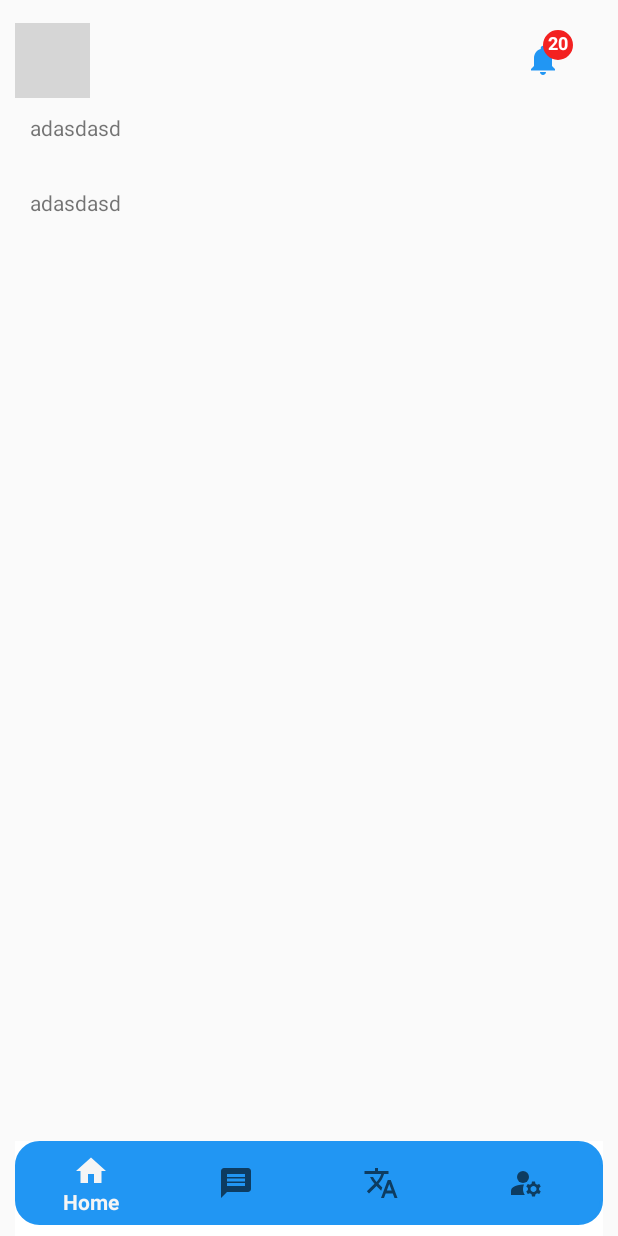
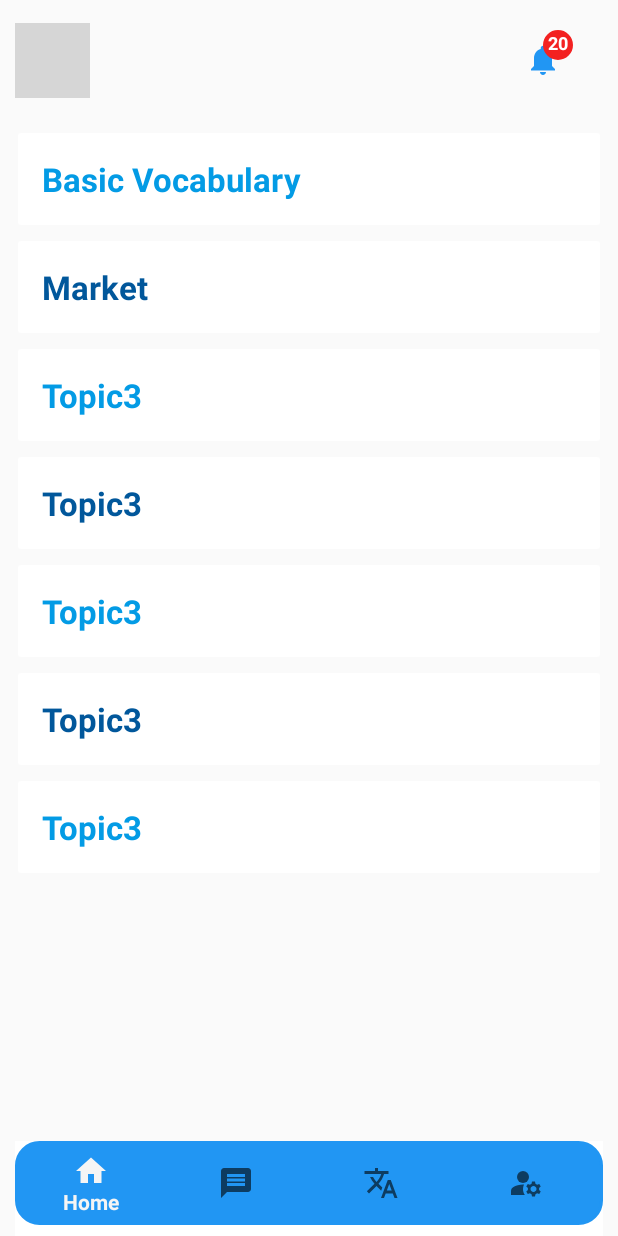
Before and after one commit to nguyenngocduc0027/TravelApp, an Android app: the HomeFragment screen opened directly, with no data from a screen before it, on a phone screen of 412 x 824 dp. Run offline under Robolectric (Android 15) with nearby library versions, the phone set to English and light mode, and no system bars; our stand-ins replace CircleImageView, Firebase (no records; nobody signed in at launch, a user with empty details on screens opened directly); pictures from the network do not load; grey boxes are pictures that could not be loaded.

Commit message:
implementation of a interactve homescreen with some content

```diff
--- a/app/build.gradle
+++ b/app/build.gradle
@@ -34,6 +34,10 @@ android {
 
 dependencies {
 
+    // card view
+    implementation 'androidx.recyclerview:recyclerview:1.2.1'
+    implementation 'androidx.cardview:cardview:1.0.0'
+
     implementation 'androidx.appcompat:appcompat:1.4.1'
     implementation 'com.google.android.material:material:1.5.0'
     implementation 'androidx.constraintlayout:constraintlayout:2.1.3'
@@ -46,6 +50,7 @@ dependencies {
     implementation 'com.google.firebase:firebase-auth:21.0.1'
     implementation 'com.google.android.gms:play-services-maps:16.1.0'
     implementation 'com.google.mlkit:translate:16.1.2'
+    implementation 'com.google.mlkit:common:17.2.0'
     testImplementation 'junit:junit:4.+'
     androidTestImplementation 'androidx.test.ext:junit:1.1.3'
     androidTestImplementation 'androidx.test.espresso:espresso-core:3.4.0'
--- /dev/null
+++ b/app/src/main/java/com/example/travelapp/Adapter/HomeContentAdapter.java
@@ -0,0 +1,161 @@
+package com.example.travelapp.Adapter;
+
+import android.view.LayoutInflater;
+import android.view.View;
+import android.view.ViewGroup;
+import android.widget.LinearLayout;
+import android.widget.RelativeLayout;
+import android.widget.TextView;
+
+import androidx.annotation.NonNull;
+import androidx.recyclerview.widget.RecyclerView;
+
+import com.example.travelapp.R;
+import com.example.travelapp.home.HomeContent;
+
+import java.util.List;
+
+public class HomeContentAdapter extends RecyclerView.Adapter<RecyclerView.ViewHolder> {
+
+    List<HomeContent> contentList;
+
+    public HomeContentAdapter(List<HomeContent> contentList) {
+        this.contentList = contentList;
+    }
+
+    // The ViewHolder that implement the layout of rows
+    public class vocVH extends RecyclerView.ViewHolder {
+
+        TextView topicTxt, cat1Txt, wordTxt, transTxt, cat2Txt, word2Txt, trans2Txt;
+        LinearLayout linearLayout;
+        RelativeLayout expandableLayout;
+
+
+        public vocVH(@NonNull View itemView) {
+            super(itemView);
+
+            topicTxt = itemView.findViewById(R.id.topic);
+            cat1Txt = itemView.findViewById(R.id.category1);
+            wordTxt = itemView.findViewById(R.id.word1);
+            transTxt = itemView.findViewById(R.id.translation1);
+            cat2Txt = itemView.findViewById((R.id.category2));
+            word2Txt = itemView.findViewById(R.id.word2);
+            trans2Txt = itemView.findViewById(R.id.translation2);
+
+            linearLayout = itemView.findViewById(R.id.linear_layout);
+            expandableLayout = itemView.findViewById(R.id.expandable_layout);
+
+            linearLayout.setOnClickListener(new View.OnClickListener() {
+                @Override
+                public void onClick(View v) {
+
+                    HomeContent content = contentList.get(getAdapterPosition());
+                    content.setExpandable(!content.isExpandable());
+                    notifyItemChanged(getAdapterPosition());
+
+                }
+            });
+
+        }
+    }
+
+    public class marketVH extends RecyclerView.ViewHolder {
+
+        TextView topicTxt, itemTxt, priceTxt, itemListTxt, priceListTxt;
+        LinearLayout linearLayout;
+        RelativeLayout expandableLayout;
+
+
+        public marketVH(@NonNull View itemView) {
+            super(itemView);
+
+            topicTxt = itemView.findViewById(R.id.topic);
+            itemTxt = itemView.findViewById(R.id.item);
+            priceTxt = itemView.findViewById(R.id.price);
+            itemListTxt = itemView.findViewById(R.id.itemList);
+            priceListTxt = itemView.findViewById(R.id.priceList);
+
+            linearLayout = itemView.findViewById(R.id.linear_layout);
+            expandableLayout = itemView.findViewById(R.id.expandable_layout);
+
+            linearLayout.setOnClickListener(new View.OnClickListener() {
+                @Override
+                public void onClick(View v) {
+
+                    HomeContent content = contentList.get(getAdapterPosition());
+                    content.setExpandable(!content.isExpandable());
+                    notifyItemChanged(getAdapterPosition());
+
+                }
+            });
+
+        }
+    }
+
+    @NonNull
+    @Override
+    public RecyclerView.ViewHolder onCreateViewHolder(@NonNull ViewGroup parent, int viewType) {
+        switch (viewType) {
+            case 0:
+                View view1 = LayoutInflater.from(parent.getContext()).inflate(R.layout.recyclerview_voc, parent, false);
+                    return new vocVH(view1);
+            case 2:
+                View view2 = LayoutInflater.from(parent.getContext()).inflate(R.layout.recyclerview_market, parent, false);
+                    return new marketVH(view2);
+        }
+
+        //Default state
+        View view1 = LayoutInflater.from(parent.getContext()).inflate(R.layout.recyclerview_voc, parent, false);
+        return new vocVH(view1);
+    }
+
+
+    @Override
+    public void onBindViewHolder(@NonNull RecyclerView.ViewHolder holder, int position) {
+
+        HomeContent content = contentList.get(position);
+        boolean isExpandable = contentList.get(position).isExpandable();
+
+        switch (holder.getItemViewType()) {
+            case 0:
+                vocVH viewHolder0 = (vocVH) holder;
+                viewHolder0.topicTxt.setText(content.getTopic());
+                viewHolder0.cat1Txt.setText(content.getContent1());
+                viewHolder0.wordTxt.setText(content.getContent2());
+                viewHolder0.transTxt.setText(content.getContent3());
+                viewHolder0.cat2Txt.setText(content.getContent4());
+                viewHolder0.word2Txt.setText(content.getContent5());
+                viewHolder0.trans2Txt.setText(content.getContent6());
+
+                viewHolder0.expandableLayout.setVisibility(isExpandable ? View.VISIBLE : View.GONE);
+                break;
+
+            case 2:
+                marketVH viewHolder2 = (marketVH) holder;
+                viewHolder2.topicTxt.setText(content.getTopic());
+                viewHolder2.itemTxt.setText(content.getContent1());
+                viewHolder2.priceTxt.setText(content.getContent2());
+                viewHolder2.itemListTxt.setText(content.getContent3());
+                viewHolder2.priceListTxt.setText(content.getContent4());
+
+                viewHolder2.expandableLayout.setVisibility(isExpandable ? View.VISIBLE : View.GONE);
+                break;
+        }
+
+
+    }
+
+    @Override
+    public int getItemViewType(int position){
+        // Just as an example, return 0 or 2 depending on position
+        // Note that unlike in ListView adapters, types don't have to be contiguous
+        //System.out.println(position);
+        return position % 2 * 2;
+    }
+
+    @Override
+    public int getItemCount() {
+        return contentList.size();
+    }
+
+}
--- a/app/src/main/java/com/example/travelapp/fragment/HomeFragment.java
+++ b/app/src/main/java/com/example/travelapp/fragment/HomeFragment.java
@@ -1,36 +1,28 @@
 package com.example.travelapp.fragment;
 
-import android.annotation.SuppressLint;
-import android.app.Activity;
-import android.content.Context;
-import android.content.Intent;
-import android.location.Location;
-import android.location.LocationManager;
 import android.os.Bundle;
 
 import androidx.annotation.NonNull;
 import androidx.annotation.Nullable;
 import androidx.fragment.app.Fragment;
+import androidx.recyclerview.widget.RecyclerView;
 
-import android.os.Looper;
-import android.provider.Settings;
 import android.view.LayoutInflater;
 import android.view.View;
 import android.view.ViewGroup;
 import android.widget.TextView;
 
-import com.example.travelapp.LoginScreen;
+import com.example.travelapp.Adapter.HomeContentAdapter;
 import com.example.travelapp.R;
+import com.example.travelapp.home.HomeContent;
 import com.google.android.gms.location.FusedLocationProviderClient;
-import com.google.android.gms.location.LocationCallback;
-import com.google.android.gms.location.LocationRequest;
-import com.google.android.gms.location.LocationResult;
-import com.google.android.gms.location.LocationServices;
-import com.google.android.gms.tasks.OnCompleteListener;
-import com.google.android.gms.tasks.Task;
 import com.google.firebase.auth.FirebaseAuth;
 import com.google.firebase.database.DatabaseReference;
 import com.google.firebase.database.FirebaseDatabase;
+
+import java.util.ArrayList;
+import java.util.Arrays;
+import java.util.List;
 
 public class HomeFragment extends Fragment {
     FusedLocationProviderClient fusedLocationProviderClient;
@@ -39,6 +31,9 @@ public class HomeFragment extends Fragment {
     FirebaseAuth auth;
     FirebaseDatabase database;
     DatabaseReference reference;
+
+    RecyclerView recyclerView;
+    List<HomeContent> contentList;
 
     @Nullable
     @Override
@@ -50,8 +45,45 @@ public class HomeFragment extends Fragment {
         database = FirebaseDatabase.getInstance();
         reference = database.getReference();
 
+        recyclerView = home_fragment_view.findViewById(R.id.recyclerView);
+
+        initData();
+        setRecyclerView();
 
         return home_fragment_view;
         // do not delete
     }
+
+    private void setRecyclerView() {
+        HomeContentAdapter contentAdapter = new HomeContentAdapter(contentList);
+        recyclerView.setAdapter(contentAdapter);
+        recyclerView.setHasFixedSize(true);
+
+    }
+
+    private void initData() {
+
+        contentList = new ArrayList<>();
+
+        // Vocabulary
+        String numbers = getStringFromArray(getResources().getStringArray(R.array.numbers));
+        String vietNumbers = getStringFromArray(getResources().getStringArray(R.array.vietNumbers));
+        String word = getStringFromArray(getResources().getStringArray(R.array.word));
+        String translation = getStringFromArray(getResources().getStringArray(R.array.translation));
+
+        // TODO: Add hard code information to database
+        contentList.add(new HomeContent("Basic Vocabulary", "Numbers", numbers, vietNumbers, "General", word, translation));
+
+        // TODO: Other Homescreen elements
+        contentList.add(new HomeContent("Market", "Item", "Price", "List of items", "List of prices", ""));
+        contentList.add(new HomeContent("Topic3", "Test1", "Test2", "Test3", "Test4", ""));
+        contentList.add(new HomeContent("Topic3", "Test1", "Test2", "Test3", "Test4", ""));
+        contentList.add(new HomeContent("Topic3", "Test1", "Test2", "Test3", "Test4", ""));
+        contentList.add(new HomeContent("Topic3", "Test1", "Test2", "Test3", "Test4", ""));
+        contentList.add(new HomeContent("Topic3", "Test1", "Test2", "Test3", "Test4", ""));
+    }
+
+    private String getStringFromArray(String[] resource){
+        return Arrays.toString(resource).replaceAll("\\[|\\]","").replaceAll(", ", "\n");
+    }
 }
--- /dev/null
+++ b/app/src/main/java/com/example/travelapp/home/HomeContent.java
@@ -0,0 +1,101 @@
+package com.example.travelapp.home;
+
+public class HomeContent {
+
+    private String topic, content1, content2, content3, content4, content5, content6;
+    private boolean expandable;
+
+
+    public boolean isExpandable() {
+        return expandable;
+    }
+
+    public void setExpandable(boolean expandable) {
+        this.expandable = expandable;
+    }
+
+    public String getContent6() {
+        return content6;
+    }
+
+    public void setContent6(String content6) {
+        this.content6 = content6;
+    }
+
+    public HomeContent(String topic, String content1, String content2, String content3, String content4, String content5, String content6) {
+        this.topic = topic;
+        this.content1 = content1;
+        this.content2 = content2;
+        this.content3 = content3;
+        this.content4 = content4;
+        this.content5 = content5;
+        this.content6 = content6;
+        this.expandable = false;
+    }
+
+    public HomeContent(String topic, String content1, String content2, String content3, String content4, String content5) {
+        this(topic, content1, content2, content3, content4, content5, "");
+    }
+
+    @Override
+    public String toString() {
+        return "HomeContent{" +
+                "topic='" + topic + '\'' +
+                ", content1='" + content1 + '\'' +
+                ", content2='" + content2 + '\'' +
+                ", content3='" + content3 + '\'' +
+                ", content4='" + content4 + '\'' +
+                ", content5='" + content5 + '\'' +
+                ", content6='" + content6 + '\'' +
+                ", expandable=" + expandable +
+                '}';
+    }
+
+    public String getTopic() {
+        return topic;
+    }
+
+    public void setTopic(String topic) {
+        this.topic = topic;
+    }
+
+    public String getContent1() {
+        return content1;
+    }
+
+    public void setContent1(String content1) {
+        this.content1 = content1;
+    }
+
+    public String getContent2() {
+        return content2;
+    }
+
+    public void setContent2(String content2) {
+        this.content2 = content2;
+    }
+
+    public String getContent3() {
+        return content3;
+    }
+
+    public void setContent3(String content3) {
+        this.content3 = content3;
+    }
+
+    public String getContent4() {
+        return content4;
+    }
+
+    public void setContent4(String content4) {
+        this.content4 = content4;
+    }
+
+    public String getContent5() {
+        return content5;
+    }
+
+    public void setContent5(String content5) {
+        this.content5 = content5;
+    }
+}
--- a/app/src/main/res/layout/fragment_home.xml
+++ b/app/src/main/res/layout/fragment_home.xml
@@ -1,31 +1,19 @@
 <?xml version="1.0" encoding="utf-8"?>
-<FrameLayout xmlns:android="http://schemas.android.com/apk/res/android"
+<LinearLayout xmlns:android="http://schemas.android.com/apk/res/android"
+    xmlns:app="http://schemas.android.com/apk/res-auto"
     xmlns:tools="http://schemas.android.com/tools"
     android:layout_width="match_parent"
     android:layout_height="match_parent"
+    android:orientation="vertical"
+    android:padding="8dp"
     tools:context=".fragment.HomeFragment">
 
-    <!-- TODO: Update blank fragment layout -->
-    <ScrollView
+    <androidx.recyclerview.widget.RecyclerView
         android:layout_width="match_parent"
-        android:layout_height="match_parent">
-        <LinearLayout
-            android:layout_width="match_parent"
-            android:layout_height="wrap_content"
-            android:layout_marginStart="20dp"
-            android:layout_marginEnd="20dp"
-            android:orientation="vertical">
-            <!-- TODO: Add here -->
-            <TextView
-                android:layout_width="wrap_content"
-                android:layout_height="50dp"
-                android:text="adasdasd"
-                tools:ignore="HardcodedText" />
-            <TextView
-                android:layout_width="wrap_content"
-                android:layout_height="50dp"
-                android:text="adasdasd"
-                tools:ignore="HardcodedText" />
-        </LinearLayout>
-    </ScrollView>
-</FrameLayout>
+        android:layout_height="match_parent"
+        android:id ="@+id/recyclerView"
+        app:layoutManager = "androidx.recyclerview.widget.LinearLayoutManager"
+        />
+
+
+</LinearLayout>
--- /dev/null
+++ b/app/src/main/res/layout/recyclerview_market.xml
@@ -0,0 +1,85 @@
+<?xml version="1.0" encoding="utf-8"?>
+<androidx.cardview.widget.CardView xmlns:android="http://schemas.android.com/apk/res/android"
+    android:layout_width="match_parent"
+    android:layout_height="wrap_content"
+    xmlns:app="http://schemas.android.com/apk/res-auto"
+    app:cardCornerRadius="2dp"
+    app:cardElevation="3dp"
+    app:cardUseCompatPadding="true">
+
+    <LinearLayout
+        android:layout_width="match_parent"
+        android:layout_height="wrap_content"
+        android:id="@+id/linear_layout"
+        android:orientation="vertical"
+        >
+
+        <TextView
+            android:layout_width="wrap_content"
+            android:layout_height="wrap_content"
+            android:id="@+id/topic"
+            android:text="Topic"
+            android:textSize="22sp"
+            android:textStyle="bold"
+            android:padding="16dp"
+            android:textColor="@color/light_blue_900"
+            />
+
+        <RelativeLayout
+            android:layout_width="match_parent"
+            android:layout_height="wrap_content"
+            android:id="@+id/expandable_layout"
+            >
+
+            <TextView
+                android:layout_width="wrap_content"
+                android:layout_height="wrap_content"
+                android:id="@+id/item"
+                android:text="Items"
+                android:padding="16dp"
+                android:textSize="18sp"
+                android:textStyle="bold"
+                android:textColor="@color/black_overlay"
+                />
+
+            <TextView
+                android:id="@+id/price"
+                android:layout_width="wrap_content"
+                android:layout_height="wrap_content"
+                android:layout_alignParentEnd="true"
+                android:layout_alignParentRight="true"
+                android:padding="16dp"
+                android:text="Price"
+                android:textColor="@color/black_overlay"
+                android:textSize="18sp"
+                android:textStyle="bold" />
+
+            <TextView
+                android:layout_width="wrap_content"
+                android:layout_height="wrap_content"
+                android:id="@+id/itemList"
+                android:text="Item name"
+                android:padding="16dp"
+                android:textSize="18sp"
+                android:layout_below="@+id/item"
+                android:textColor="@color/black_overlay"
+                />
+
+            <TextView
+                android:layout_width="wrap_content"
+                android:layout_height="wrap_content"
+                android:id="@+id/priceList"
+                android:text="Prices"
+                android:layout_alignParentEnd="true"
+                android:layout_alignParentRight="true"
+                android:padding="16dp"
+                android:textSize="18sp"
+                android:layout_below="@+id/item"
+                android:textColor="@color/black_overlay"
+                />
+
+        </RelativeLayout>
+
+    </LinearLayout>
+
+</androidx.cardview.widget.CardView>
--- /dev/null
+++ b/app/src/main/res/layout/recyclerview_voc.xml
@@ -0,0 +1,107 @@
+<?xml version="1.0" encoding="utf-8"?>
+<androidx.cardview.widget.CardView xmlns:android="http://schemas.android.com/apk/res/android"
+    android:layout_width="match_parent"
+    android:layout_height="wrap_content"
+    xmlns:app="http://schemas.android.com/apk/res-auto"
+    app:cardCornerRadius="2dp"
+    app:cardElevation="3dp"
+    app:cardUseCompatPadding="true">
+
+    <LinearLayout
+        android:layout_width="match_parent"
+        android:layout_height="wrap_content"
+        android:id="@+id/linear_layout"
+        android:orientation="vertical"
+        >
+
+        <TextView
+            android:layout_width="wrap_content"
+            android:layout_height="wrap_content"
+            android:id="@+id/topic"
+            android:text="Topic"
+            android:textSize="22sp"
+            android:textStyle="bold"
+            android:padding="16dp"
+            android:textColor="@color/light_blue_600"
+            />
+
+        <RelativeLayout
+            android:layout_width="match_parent"
+            android:layout_height="wrap_content"
+            android:id="@+id/expandable_layout"
+            >
+
+            <TextView
+                android:layout_width="wrap_content"
+                android:layout_height="wrap_content"
+                android:id="@+id/category1"
+                android:text="Category1"
+                android:padding="16dp"
+                android:textSize="18sp"
+                android:textStyle="bold"
+                android:textColor="@color/black_overlay"
+                />
+
+            <TextView
+                android:layout_width="wrap_content"
+                android:layout_height="wrap_content"
+                android:id="@+id/word1"
+                android:text="Word"
+                android:padding="16dp"
+                android:textSize="18sp"
+                android:layout_below="@+id/category1"
+                android:textColor="@color/black_overlay"
+                />
+
+            <TextView
+                android:id="@+id/translation1"
+                android:layout_width="wrap_content"
+                android:layout_height="wrap_content"
+                android:layout_alignParentEnd="true"
+                android:layout_alignParentRight="true"
+                android:text="Translation"
+                android:padding="16dp"
+                android:textSize="18sp"
+                android:layout_below="@+id/category1"
+                android:textColor="@color/black_overlay" />
+            <TextView
+                android:layout_width="wrap_content"
+                android:layout_height="wrap_content"
+                android:layout_below="@+id/word1"
+                android:id="@+id/category2"
+                android:text="Category2"
+                android:padding="16dp"
+                android:textSize="18sp"
+                android:textStyle="bold"
+                android:textColor="@color/black_overlay"
+                />
+
+            <TextView
+                android:layout_width="wrap_content"
+                android:layout_height="wrap_content"
+                android:id="@+id/word2"
+                android:text="Word"
+                android:padding="16dp"
+                android:textSize="18sp"
+                android:layout_below="@+id/category2"
+                android:textColor="@color/black_overlay"
+                />
+
+            <TextView
+                android:id="@+id/translation2"
+                android:layout_width="wrap_content"
+                android:layout_height="wrap_content"
+                android:layout_alignParentEnd="true"
+                android:layout_alignParentRight="true"
+                android:text="Translation"
+                android:padding="16dp"
+                android:textSize="18sp"
+                android:layout_below="@+id/category2"
+                android:textColor="@color/black_overlay" />
+
+
+        </RelativeLayout>
+
+    </LinearLayout>
+
+</androidx.cardview.widget.CardView>
--- a/app/src/main/res/values/strings.xml
+++ b/app/src/main/res/values/strings.xml
@@ -6,4 +6,68 @@
     <string name="hello_blank_fragment">Hello blank fragment</string>
     <string name="title_activity_maps">MapsActivity</string>
     <string name="google_maps_key">AIzaSyDLmJGNCEuN824F9qlnDxzOpTR_P1Qlrmk</string>
+
+    <!-- Vocabulary Resource -->
+    <string-array name="numbers">
+        <item>0</item>
+        <item>1</item>
+        <item>2</item>
+        <item>3</item>
+        <item>4</item>
+        <item>5</item>
+        <item>6</item>
+        <item>7</item>
+        <item>8</item>
+        <item>9</item>
+        <item>10</item>
+        <item>20</item>
+        <item>100</item>
+    </string-array>
+
+    <string-array name="vietNumbers">
+        <item>khong</item>
+        <item>một</item>
+        <item>hai</item>
+        <item>ba</item>
+        <item>bốn</item>
+        <item>năm</item>
+        <item>sáu</item>
+        <item>bảy</item>
+        <item>tám</item>
+        <item>chín</item>
+        <item>mười</item>
+        <item>hai mươi</item>
+        <item>một trăm</item>
+    </string-array>
+
+    <string-array name="word">
+        <item>Yes</item>
+        <item>No</item>
+        <item>Please</item>
+        <item>Thank you</item>
+        <item>Excuse me!</item>
+        <item>It\'s Okay</item>
+        <item>I (don\'t) understand</item>
+        <item>How much does it cost?</item>
+        <item>good/bad</item>
+        <item>Help!</item>
+        <item>Hallo!</item>
+        <item>Good bye!</item>
+    </string-array>
+
+    <string-array name="translation">
+        <item>Khong</item>
+        <item>Có</item>
+        <item>Xin</item>
+        <item>Cảm ơn</item>
+        <item>Tôi xin lỗi!</item>
+        <item>Không sao đadu</item>
+        <item>Tôi (không) hiểu</item>
+        <item>Gía bao nhiêu?</item>
+        <item>tot/xấú</item>
+        <item>Xin giúp tôi!</item>
+        <item>Xin chào</item>
+        <item>Chào tạm biệt</item>
+    </string-array>
+
 </resources>
```
